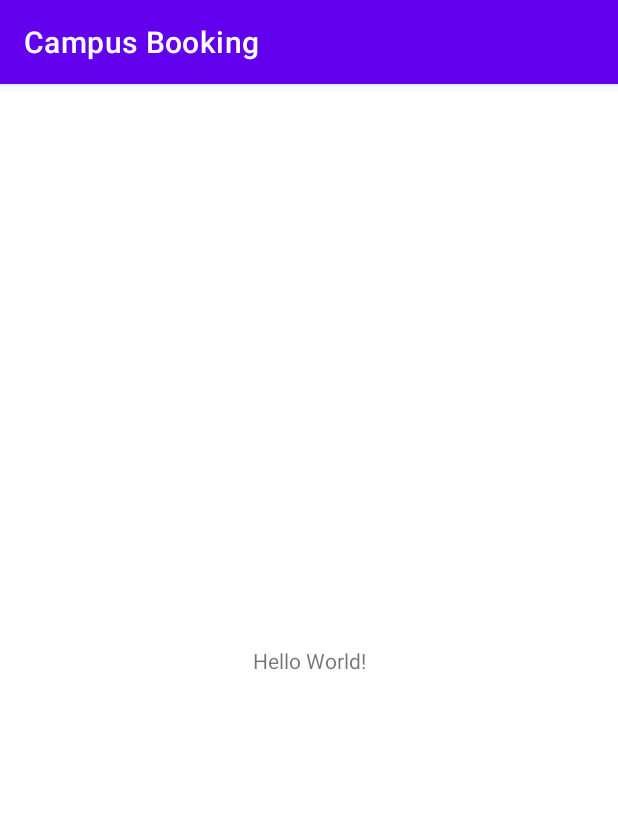
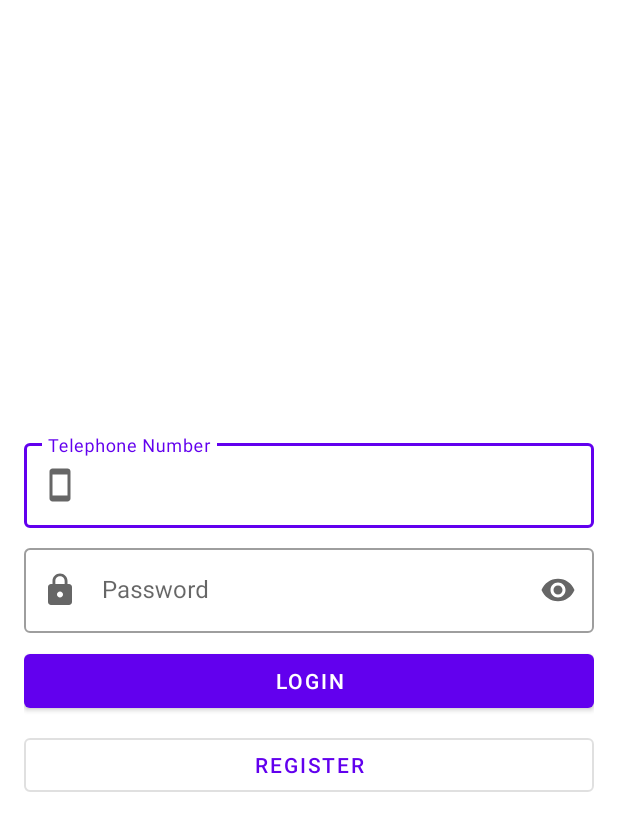
Before and after one commit to jakec99/campus-booking, an Android app: the screen it shows after launch (MainActivity before the commit, LoginActivity after it), on a phone screen of 412 x 824 dp. Shown: the top 831 px of the screen. Run offline under Robolectric (Android 15) with nearby library versions, the light colour scheme and no system bars.

Commit message:
Add login activity Add material theme and dark theme

```diff
--- a/app/build.gradle
+++ b/app/build.gradle
@@ -35,11 +35,12 @@ android {
 dependencies {
 
     implementation "org.jetbrains.kotlin:kotlin-stdlib:$kotlin_version"
-    implementation 'androidx.core:core-ktx:1.2.0'
+    implementation 'androidx.core:core-ktx:1.3.2'
     implementation 'androidx.appcompat:appcompat:1.2.0'
     implementation 'com.google.android.material:material:1.2.1'
     implementation 'androidx.constraintlayout:constraintlayout:2.0.4'
-    testImplementation 'junit:junit:4.+'
+    implementation 'com.google.android.material:material:1.2.1'
+    testImplementation 'junit:junit:4.13.1'
     androidTestImplementation 'androidx.test.ext:junit:1.1.2'
     androidTestImplementation 'androidx.test.espresso:espresso-core:3.3.0'
 }
--- a/app/src/main/AndroidManifest.xml
+++ b/app/src/main/AndroidManifest.xml
@@ -9,13 +9,16 @@
         android:roundIcon="@mipmap/ic_launcher_round"
         android:supportsRtl="true"
         android:theme="@style/Theme.CampusBooking">
-        <activity android:name=".MainActivity">
+        <activity
+            android:name=".LoginActivity"
+            android:theme="@style/Theme.CampusBooking.NoActionBar">
             <intent-filter>
                 <action android:name="android.intent.action.MAIN" />
 
                 <category android:name="android.intent.category.LAUNCHER" />
             </intent-filter>
         </activity>
+        <activity android:name=".MainActivity"></activity>
     </application>
 
 </manifest>
--- /dev/null
+++ b/app/src/main/java/cn/edu/gdou/jakec/campusbooking/LoginActivity.kt
@@ -0,0 +1,11 @@
+package cn.edu.gdou.jakec.campusbooking
+
+import androidx.appcompat.app.AppCompatActivity
+import android.os.Bundle
+
+class LoginActivity : AppCompatActivity() {
+    override fun onCreate(savedInstanceState: Bundle?) {
+        super.onCreate(savedInstanceState)
+        setContentView(R.layout.activity_login)
+    }
+}
--- /dev/null
+++ b/app/src/main/res/drawable/ic_lock.xml
@@ -0,0 +1,10 @@
+<vector xmlns:android="http://schemas.android.com/apk/res/android"
+    android:width="24dp"
+    android:height="24dp"
+    android:tint="?attr/colorControlNormal"
+    android:viewportWidth="24"
+    android:viewportHeight="24">
+    <path
+        android:fillColor="@android:color/white"
+        android:pathData="M18,8h-1L17,6c0,-2.76 -2.24,-5 -5,-5S7,3.24 7,6v2L6,8c-1.1,0 -2,0.9 -2,2v10c0,1.1 0.9,2 2,2h12c1.1,0 2,-0.9 2,-2L20,10c0,-1.1 -0.9,-2 -2,-2zM12,17c-1.1,0 -2,-0.9 -2,-2s0.9,-2 2,-2 2,0.9 2,2 -0.9,2 -2,2zM15.1,8L8.9,8L8.9,6c0,-1.71 1.39,-3.1 3.1,-3.1 1.71,0 3.1,1.39 3.1,3.1v2z" />
+</vector>
--- /dev/null
+++ b/app/src/main/res/drawable/ic_person.xml
@@ -0,0 +1,10 @@
+<vector xmlns:android="http://schemas.android.com/apk/res/android"
+    android:width="24dp"
+    android:height="24dp"
+    android:tint="?attr/colorControlNormal"
+    android:viewportWidth="24"
+    android:viewportHeight="24">
+    <path
+        android:fillColor="@android:color/white"
+        android:pathData="M12,12c2.21,0 4,-1.79 4,-4s-1.79,-4 -4,-4 -4,1.79 -4,4 1.79,4 4,4zM12,14c-2.67,0 -8,1.34 -8,4v2h16v-2c0,-2.66 -5.33,-4 -8,-4z" />
+</vector>
--- /dev/null
+++ b/app/src/main/res/drawable/ic_phone.xml
@@ -0,0 +1,10 @@
+<vector xmlns:android="http://schemas.android.com/apk/res/android"
+    android:width="24dp"
+    android:height="24dp"
+    android:tint="?attr/colorControlNormal"
+    android:viewportWidth="24"
+    android:viewportHeight="24">
+    <path
+        android:fillColor="@android:color/white"
+        android:pathData="M17,1.01L7,1c-1.1,0 -2,0.9 -2,2v18c0,1.1 0.9,2 2,2h10c1.1,0 2,-0.9 2,-2V3c0,-1.1 -0.9,-1.99 -2,-1.99zM17,19H7V5h10v14z" />
+</vector>
--- /dev/null
+++ b/app/src/main/res/layout/activity_login.xml
@@ -0,0 +1,61 @@
+<?xml version="1.0" encoding="utf-8"?>
+<LinearLayout xmlns:android="http://schemas.android.com/apk/res/android"
+    xmlns:app="http://schemas.android.com/apk/res-auto"
+    xmlns:tools="http://schemas.android.com/tools"
+    android:layout_width="match_parent"
+    android:layout_height="match_parent"
+    android:gravity="center_vertical"
+    android:orientation="vertical"
+    android:paddingStart="16dp"
+    android:paddingEnd="16dp"
+    tools:context=".LoginActivity">
+
+    <com.google.android.material.textfield.TextInputLayout
+        android:id="@+id/usernameTextField"
+        style="@style/Widget.MaterialComponents.TextInputLayout.OutlinedBox"
+        android:layout_width="match_parent"
+        android:layout_height="wrap_content"
+        android:hint="@string/telephone_number"
+        app:startIconDrawable="@drawable/ic_phone">
+
+        <com.google.android.material.textfield.TextInputEditText
+            android:layout_width="match_parent"
+            android:layout_height="wrap_content"
+            android:inputType="textPassword" />
+
+    </com.google.android.material.textfield.TextInputLayout>
+
+    <com.google.android.material.textfield.TextInputLayout
+        android:id="@+id/passwordTextField"
+        style="@style/Widget.MaterialComponents.TextInputLayout.OutlinedBox"
+        android:layout_width="match_parent"
+        android:layout_height="wrap_content"
+        android:layout_marginTop="8dp"
+        android:hint="@string/password"
+        app:endIconMode="password_toggle"
+        app:startIconDrawable="@drawable/ic_lock">
+
+        <com.google.android.material.textfield.TextInputEditText
+            android:layout_width="match_parent"
+            android:layout_height="wrap_content"
+            android:inputType="textPassword" />
+
+    </com.google.android.material.textfield.TextInputLayout>
+
+    <Button
+        android:id="@+id/loginButton"
+        style="?attr/materialButtonStyle"
+        android:layout_width="match_parent"
+        android:layout_height="wrap_content"
+        android:layout_marginTop="8dp"
+        android:text="@string/login" />
+
+    <Button
+        android:id="@+id/registerButton"
+        style="?attr/materialButtonOutlinedStyle"
+        android:layout_width="match_parent"
+        android:layout_height="wrap_content"
+        android:layout_marginTop="8dp"
+        android:text="@string/register" />
+
+</LinearLayout>
--- a/app/src/main/res/values-night/themes.xml
+++ b/app/src/main/res/values-night/themes.xml
@@ -13,4 +13,18 @@
         <item name="android:statusBarColor" tools:targetApi="l">?attr/colorPrimaryVariant</item>
         <!-- Customize your theme here. -->
     </style>
+
+    <style name="Theme.CampusBooking.NoActionBar" parent="Theme.MaterialComponents.DayNight.NoActionBar">
+        <!-- Primary brand color. -->
+        <item name="colorPrimary">@color/purple_200</item>
+        <item name="colorPrimaryVariant">@color/purple_700</item>
+        <item name="colorOnPrimary">@color/black</item>
+        <!-- Secondary brand color. -->
+        <item name="colorSecondary">@color/teal_200</item>
+        <item name="colorSecondaryVariant">@color/teal_200</item>
+        <item name="colorOnSecondary">@color/black</item>
+        <!-- Status bar color. -->
+        <item name="android:statusBarColor" tools:targetApi="l">?attr/colorPrimaryVariant</item>
+        <!-- Customize your theme here. -->
+    </style>
 </resources>
--- a/app/src/main/res/values/strings.xml
+++ b/app/src/main/res/values/strings.xml
@@ -1,3 +1,7 @@
 <resources>
     <string name="app_name">Campus Booking</string>
+    <string name="login">Login</string>
+    <string name="register">Register</string>
+    <string name="password">Password</string>
+    <string name="telephone_number">Telephone Number</string>
 </resources>
--- a/app/src/main/res/values/themes.xml
+++ b/app/src/main/res/values/themes.xml
@@ -13,4 +13,18 @@
         <item name="android:statusBarColor" tools:targetApi="l">?attr/colorPrimaryVariant</item>
         <!-- Customize your theme here. -->
     </style>
+
+    <style name="Theme.CampusBooking.NoActionBar" parent="Theme.MaterialComponents.DayNight.NoActionBar">
+        <!-- Primary brand color. -->
+        <item name="colorPrimary">@color/purple_500</item>
+        <item name="colorPrimaryVariant">@color/purple_700</item>
+        <item name="colorOnPrimary">@color/white</item>
+        <!-- Secondary brand color. -->
+        <item name="colorSecondary">@color/teal_200</item>
+        <item name="colorSecondaryVariant">@color/teal_700</item>
+        <item name="colorOnSecondary">@color/black</item>
+        <!-- Status bar color. -->
+        <item name="android:statusBarColor" tools:targetApi="l">?attr/colorPrimaryVariant</item>
+        <!-- Customize your theme here. -->
+    </style>
 </resources>
```
